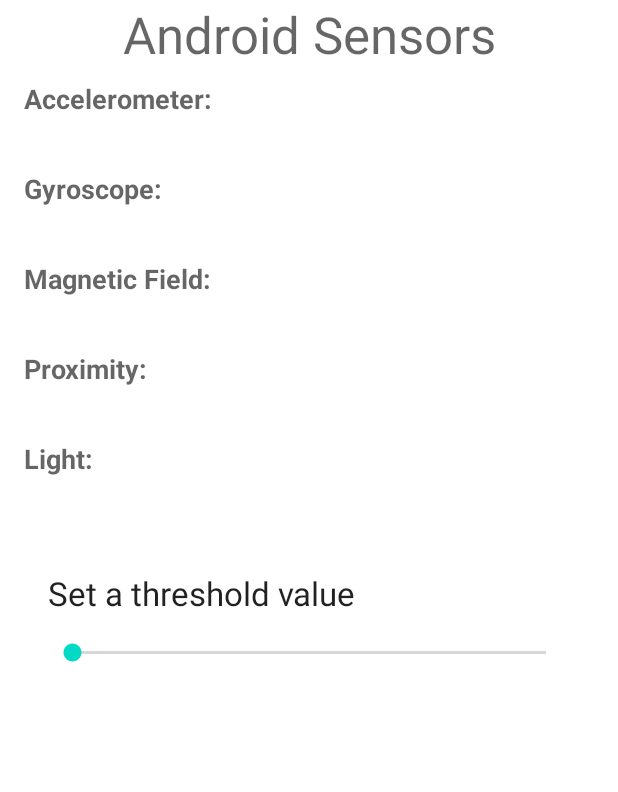
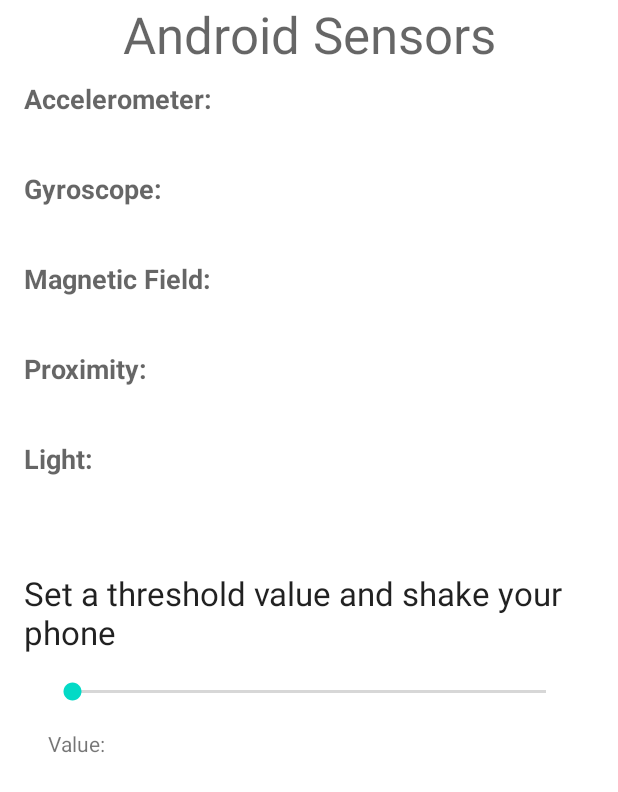
Before and after one commit to cs407-560-s21/SensorsExample, an Android app: the MainActivity screen opened directly, with no data from a screen before it, on a phone screen of 412 x 824 dp. Shown: the top 792 px of the screen. Run offline under Robolectric (Android 15) with nearby library versions, the phone set to English and light mode, and no system bars.

Commit message:
Minor update

```diff
--- a/app/src/main/java/com/example/sensorsexample/MainActivity.kt
+++ b/app/src/main/java/com/example/sensorsexample/MainActivity.kt
@@ -76,7 +76,7 @@
 
             override fun onProgressChanged(seekBar: SeekBar, value: Int, b: Boolean) {
                 // Display the current progress of SeekBar
-                tv_threshold.text = "$value"
+                tv_threshold.text = "Value: $value"
                 currentThreshold = value
             }
 
@@ -86,7 +86,6 @@
 
             override fun onStopTrackingTouch(seekBar: SeekBar) {
                 // Nothing to do
-
             }
         })
 
@@ -122,12 +121,8 @@
 
                 tv_accelerometer.text = "X: $x" + ", Y: $y" + ", Z: $z"
 
+                // To detect shake movement
                 shakeDetection(x, y, z)
-
-                //if(toggle && (Math.abs(prevY - gravity[1]) > threshold) && !ignore){
-
-                //}
-
 
                 // To measure the real acceleration of the device, the contribution of the force of
                 // gravity must be removed from the accelerometer data.
--- a/app/src/main/res/layout/activity_main.xml
+++ b/app/src/main/res/layout/activity_main.xml
@@ -157,12 +157,14 @@
 
     <TextView
         android:id="@+id/textView2"
-        android:layout_width="wrap_content"
+        android:layout_width="0dp"
         android:layout_height="wrap_content"
-        android:layout_marginStart="32dp"
+        android:layout_marginStart="16dp"
         android:layout_marginTop="16dp"
-        android:text="Set a threshold value"
+        android:layout_marginEnd="16dp"
+        android:text="Set a threshold value and shake your phone"
         android:textAppearance="@style/TextAppearance.AppCompat.Large"
+        app:layout_constraintEnd_toEndOf="parent"
         app:layout_constraintStart_toStartOf="parent"
         app:layout_constraintTop_toTopOf="@+id/guideline5" />
 
@@ -172,6 +174,7 @@
         android:layout_height="wrap_content"
         android:layout_marginStart="32dp"
         android:layout_marginTop="16dp"
+        android:text="Value:"
         app:layout_constraintStart_toStartOf="parent"
         app:layout_constraintTop_toBottomOf="@+id/seekBar" />
 
```
